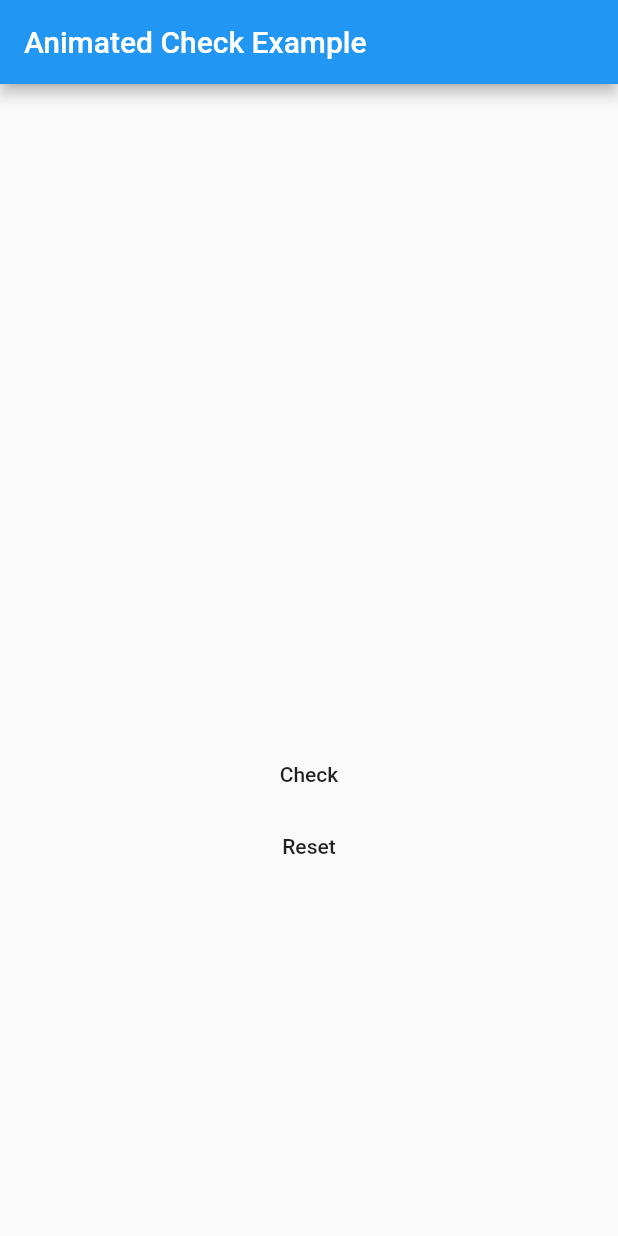
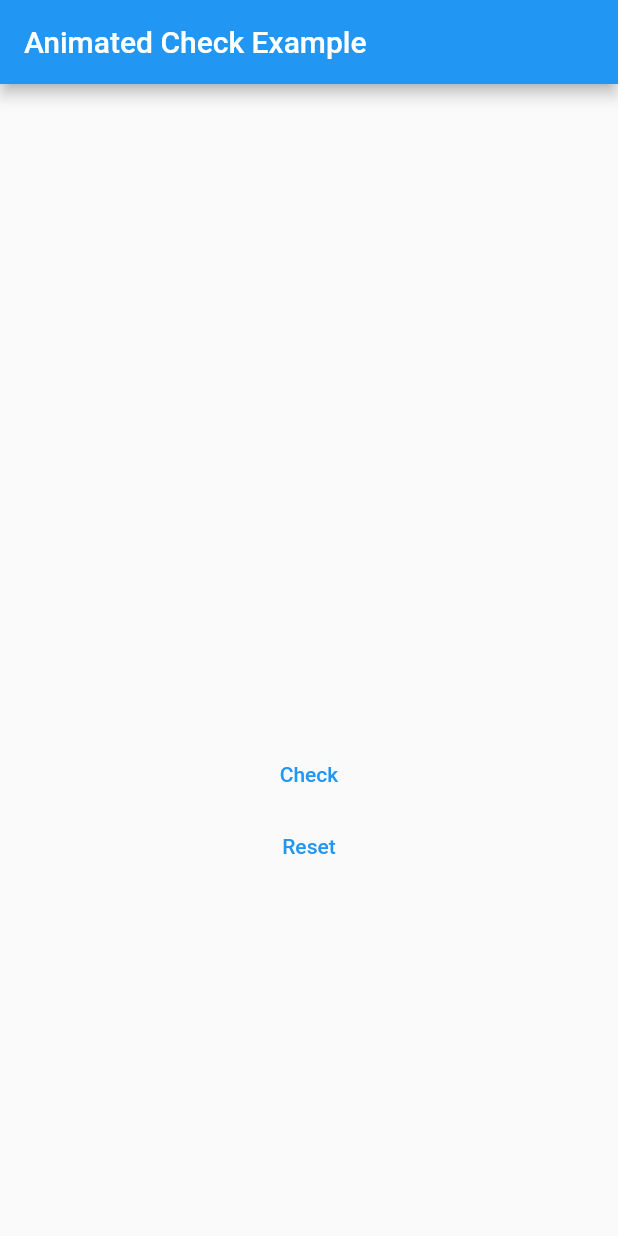
Before and after one commit to chrisedg87/flutter_animated_check, a Flutter app: the screen it shows after launch, on a phone screen of 412 x 824 dp. Run offline on Flutter 3.47's test engine with Material 2 defaults, Android fonts, the phone set to English and light mode, and no system bars.

Commit message:
migrate to null safty

```diff
--- a/example/lib/main.dart
+++ b/example/lib/main.dart
@@ -26,8 +26,8 @@ class MyHomePage extends StatefulWidget {
   _MyHomePageState createState() => _MyHomePageState();
 }
 
-class _MyHomePageState extends State<MyHomePage> with SingleTickerProviderStateMixin {
-
+class _MyHomePageState extends State<MyHomePage>
+    with SingleTickerProviderStateMixin {
   AnimationController _animationController;
   Animation<double> _animation;
 
@@ -35,14 +35,16 @@ class _MyHomePageState extends State<MyHomePage> with SingleTickerProviderStateM
   void initState() {
     super.initState();
 
-    _animationController = AnimationController(vsync: this, duration: Duration(seconds: 1));
+    _animationController =
+        AnimationController(vsync: this, duration: Duration(seconds: 1));
 
-    _animation = new Tween<double>(begin: 0, end: 1).animate(new CurvedAnimation(parent: _animationController, curve: Curves.easeInOutCirc));
+    _animation = new Tween<double>(begin: 0, end: 1).animate(
+        new CurvedAnimation(
+            parent: _animationController, curve: Curves.easeInOutCirc));
   }
 
   @override
   Widget build(BuildContext context) {
-
     return Scaffold(
         appBar: AppBar(
           title: Text("Animated Check Example"),
@@ -55,17 +57,14 @@ class _MyHomePageState extends State<MyHomePage> with SingleTickerProviderStateM
                   child: AnimatedCheck(
                 progress: _animation,
                 size: 200,
-              )
-            ),
-            FlatButton(
+              )),
+              TextButton(
                   child: Text("Check"),
                   onPressed: _animationController.forward),
-            FlatButton(
-              child: Text("Reset"),
-              onPressed: _animationController.reset)
+              TextButton(
+                  child: Text("Reset"), onPressed: _animationController.reset)
             ],
           ),
-      )
-    );
+        ));
   }
 }
--- a/lib/animated_check.dart
+++ b/lib/animated_check.dart
@@ -9,14 +9,14 @@ class AnimatedCheck extends StatefulWidget {
   final double size;
 
   // The primary color of the checkmark
-  final Color color;
+  final Color? color;
 
   // The width of the checkmark stroke
-  final double strokeWidth;
+  final double? strokeWidth;
 
   AnimatedCheck({
-    @required this.progress,
-    @required this.size,
+    required this.progress,
+    required this.size,
     this.color,
     this.strokeWidth});
 
@@ -50,7 +50,7 @@ class AnimatedPathPainter extends CustomPainter {
 
   final Color _color;
 
-  final double strokeWidth;
+  final double? strokeWidth;
 
   AnimatedPathPainter(this._animation, this._color, this.strokeWidth) : super(repaint: _animation);
 
--- a/pubspec.yaml
+++ b/pubspec.yaml
@@ -4,7 +4,7 @@ version: 1.0.1
 homepage: https://github.com/chrisedg87/flutter_animated_check
 
 environment:
-  sdk: ">=2.1.0 <3.0.0"
+  sdk: '>=2.12.0 <3.0.0'
 
 dependencies:
   flutter:
```
Also changed, not shown: example/pubspec.lock, pubspec.lock. Lines whose indentation alone changed are shown as unchanged.
